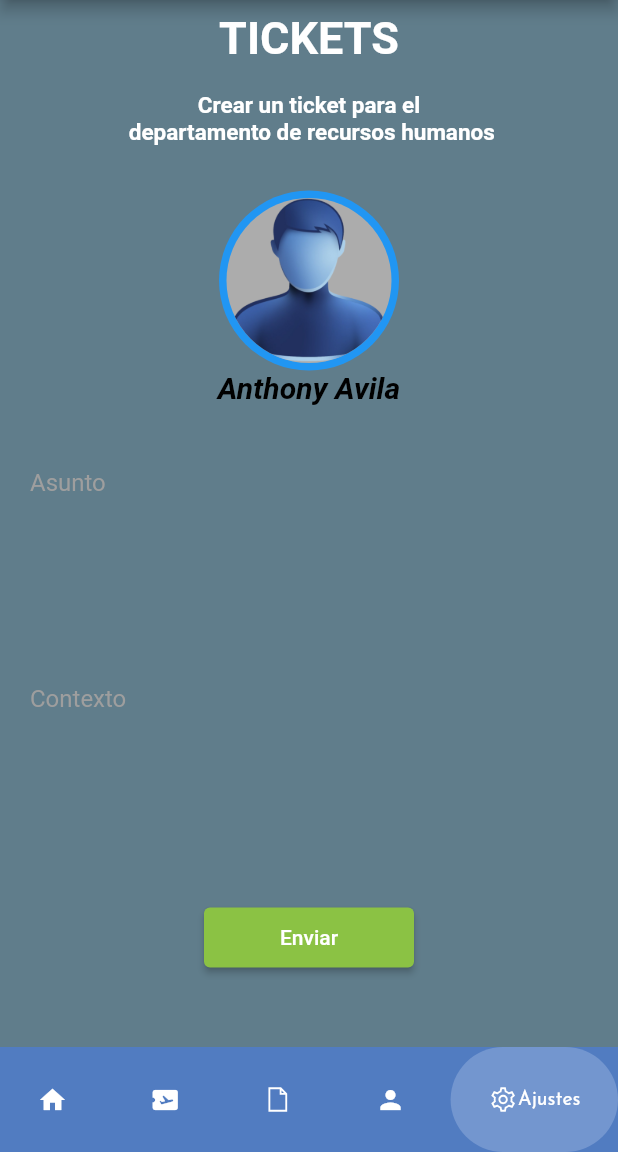
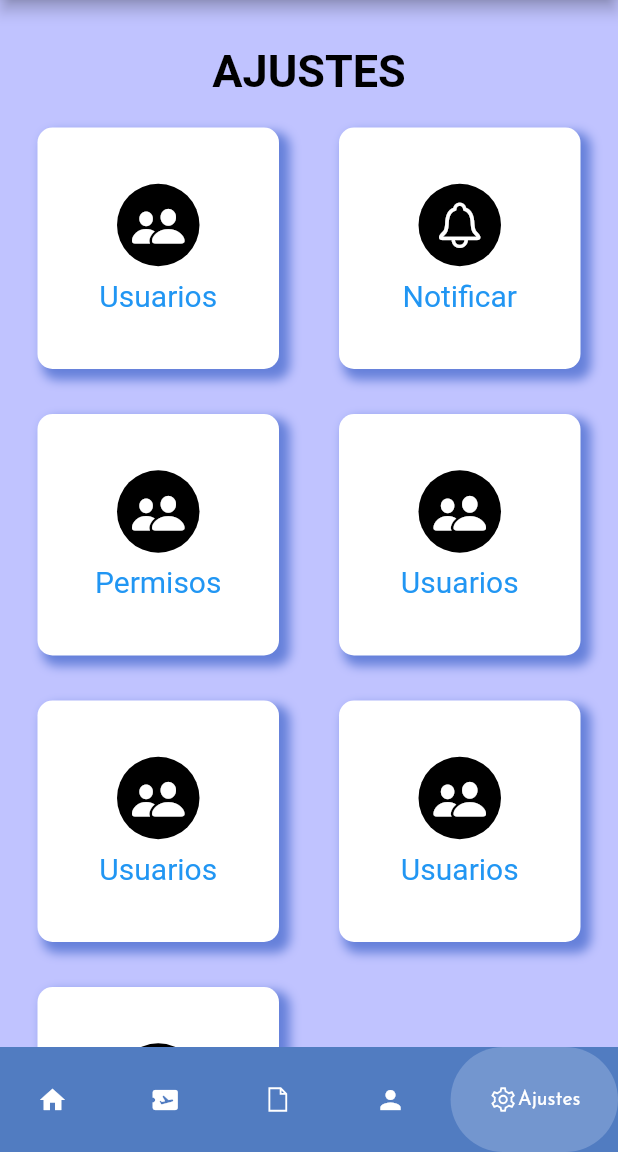
Before and after one commit to Avilanthony/NetgoRRHH, a Flutter app: the Dashboard screen opened directly, swiped to page 5, on a phone screen of 412 x 824 dp, the part 84-1236 px from its top. Run offline on Flutter 3.47's test engine with Material 2 defaults, Android fonts, the phone set to English and light mode, and no system bars; drawn by our look-alikes of google_nav_bar; our stand-ins replace google_fonts, image_cropper, image_picker, line_awesome_flutter; missing offline and left inert: ticket_widget.

Commit message:
pantalla de ajustes

```diff
--- /dev/null
+++ b/lib/screens/ajustes.dart
@@ -0,0 +1,99 @@
+import 'package:flutter/cupertino.dart';
+import 'package:flutter/material.dart';
+import 'package:google_fonts/google_fonts.dart';
+
+class Settings extends StatelessWidget {
+  const Settings({Key? key}) : super(key: key);
+
+  @override
+  Widget build(BuildContext context) {
+    return Scaffold(
+      body: ListView(
+        children: [
+          Container(
+            padding: const EdgeInsets.symmetric(horizontal: 25, vertical: 30),
+            color: const Color.fromARGB(255, 192, 195, 255),
+            child: Column(
+              crossAxisAlignment: CrossAxisAlignment.start,
+              children: [
+                Center(
+                  child: Text(
+                    "Ajustes".toUpperCase(),
+                    style: GoogleFonts.croissantOne(
+                      fontSize: 30,
+                      fontWeight: FontWeight.bold,
+                      color: const Color.fromARGB(255, 0, 0, 0),
+                    ),
+                  ),
+                ),
+                const SizedBox(height: 20),
+                GridView.count(
+                  shrinkWrap: true,
+                  crossAxisCount: 2,
+                  crossAxisSpacing: 40,
+                  mainAxisSpacing: 30,
+                  physics: const NeverScrollableScrollPhysics(),
+                  children: [
+                    itemSettings('Usuarios', CupertinoIcons.person_2_fill,
+                        Colors.black),
+                    itemSettings(
+                        'Notificar', CupertinoIcons.bell, Colors.black),
+                    itemSettings('Permisos', CupertinoIcons.person_2_fill,
+                        Colors.black),
+                    itemSettings('Usuarios', CupertinoIcons.person_2_fill,
+                        Colors.black),
+                    itemSettings('Usuarios', CupertinoIcons.person_2_fill,
+                        Colors.black),
+                    itemSettings('Usuarios', CupertinoIcons.person_2_fill,
+                        Colors.black),
+                    itemSettings('Usuarios', CupertinoIcons.person_2_fill,
+                        Colors.black),
+                  ],
+                ),
+              ],
+            ),
+          ),
+        ],
+      ),
+    );
+  }
+}
+
+itemSettings(String title, IconData iconData, Color background) {
+  return Container(
+    decoration: BoxDecoration(
+      color: Colors.white,
+      borderRadius: BorderRadius.circular(10),
+      boxShadow: const [
+        BoxShadow(
+          offset: Offset(5, 5),
+          color: Color.fromARGB(128, 12, 62, 181),
+          spreadRadius: 2,
+          blurRadius: 5,
+        )
+      ],
+    ),
+    child: Column(
+      mainAxisAlignment: MainAxisAlignment.center,
+      children: [
+        Container(
+          padding: const EdgeInsets.all(10),
+          decoration: BoxDecoration(
+            color: background,
+            shape: BoxShape.circle,
+          ),
+          child: Icon(
+            iconData,
+            color: Colors.white,
+            size: 35,
+          ),
+        ),
+        const SizedBox(height: 8),
+        Text(
+          title,
+          style: GoogleFonts.breeSerif(fontSize: 20, color: Colors.blue),
+        ),
+      ],
+    ),
+  );
+}
--- a/lib/widgets/dashboard.dart
+++ b/lib/widgets/dashboard.dart
@@ -2,6 +2,7 @@ import 'package:flutter/material.dart';
 import 'package:google_fonts/google_fonts.dart';
 import 'package:google_nav_bar/google_nav_bar.dart';
 import 'package:line_awesome_flutter/line_awesome_flutter.dart';
+import 'package:recursos_humanos_netgo/screens/ajustes.dart';
 import 'package:recursos_humanos_netgo/widgets/documentos.dart';
 import 'package:recursos_humanos_netgo/widgets/perfil_usuario.dart';
 import 'package:recursos_humanos_netgo/widgets/tickets.dart';
@@ -123,7 +124,7 @@ class _DashboardState extends State<Dashboard> {
           const TicketsPage(),
           const Documentos(),
           const PerfilUsuario(),
-          const TicketsPage(),
+          const Settings(),
         ],
       ),
       bottomNavigationBar: Container(
--- a/lib/widgets/documentos.dart
+++ b/lib/widgets/documentos.dart
@@ -23,22 +23,18 @@ class Documentos extends StatelessWidget {
                   fontWeight: FontWeight.bold,
                   color: const Color.fromARGB(255, 0, 0, 0)),
             ),
-            const SizedBox(height: 10),
+            const SizedBox(height: 20),
             itemPerfil('Pagina Web', '', CupertinoIcons.macwindow, 'https://netgogroup.com/'),
-            const SizedBox(height: 10),
+            const SizedBox(height: 20),
             itemPerfil('DNI', '', CupertinoIcons.person_alt_circle, ""),
-            const SizedBox(height: 10),
+            const SizedBox(height: 20),
             itemPerfil('Contancia', '', CupertinoIcons.doc, ""),
-            const SizedBox(height: 10),
+            const SizedBox(height: 20),
             itemPerfil('Vacaciones', '', CupertinoIcons.sun_dust, ""),
-            const SizedBox(height: 10),
+            const SizedBox(height: 20),
             itemPerfil('Contrato', '', CupertinoIcons.doc_person, ""),
-            const SizedBox(height: 10),
+            const SizedBox(height: 20),
             itemPerfil('Boleta de pago', '', CupertinoIcons.doc_chart, ""),
-            const SizedBox(height: 10),
-            itemPerfil('Notificaciones Generales', '', CupertinoIcons.bell, ""),
-            const SizedBox(height: 10),
-            itemPerfil('Usuarios', '', CupertinoIcons.person_2_alt, ""),
           ],
         ),
       ),
```
